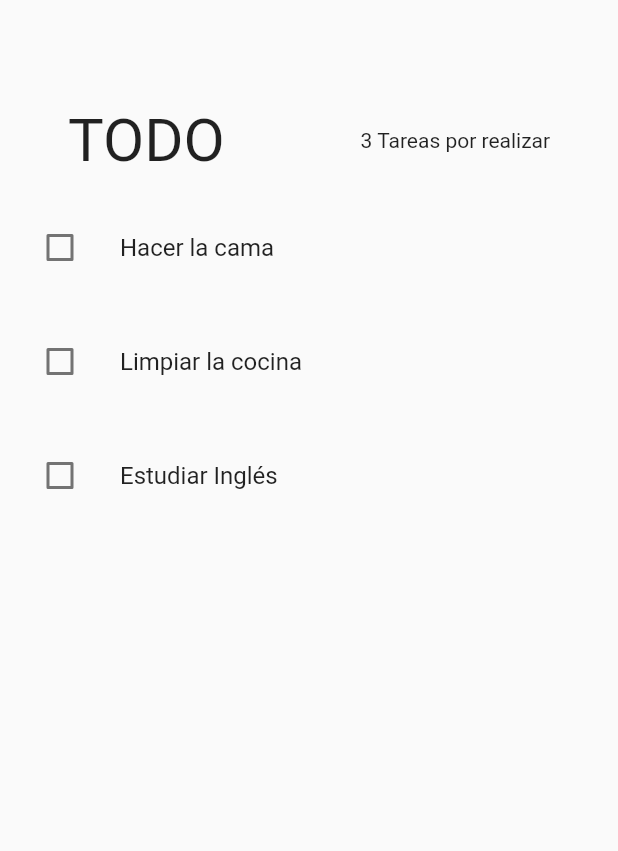
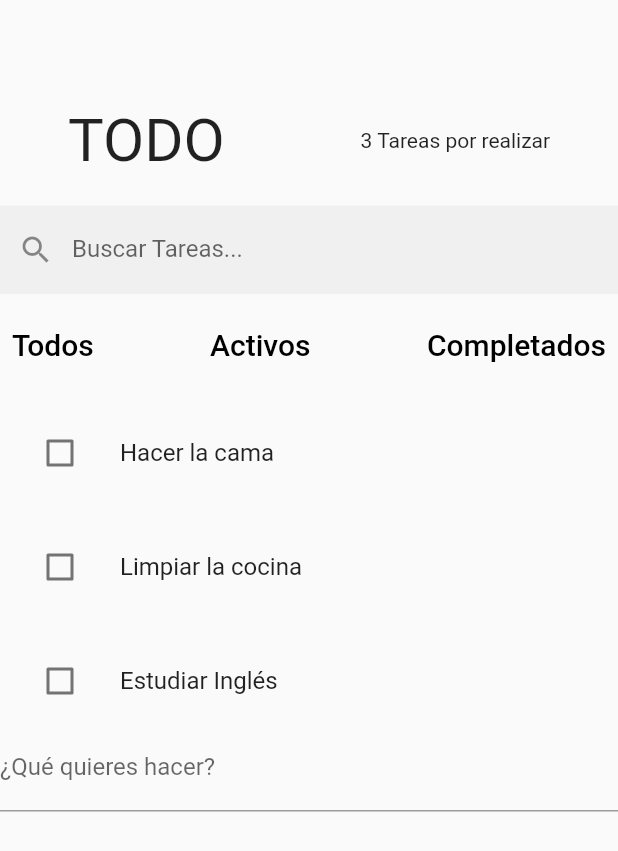
Before and after one commit to Flutteracademy-Doonamis/todo_cubit_doonamis, a Flutter app: the screen it shows after launch, on a phone screen of 412 x 824 dp. Shown: the top 851 px of the screen. Run offline on Flutter 3.47's test engine with Material 2 defaults, Android fonts, the phone set to English and light mode, and no system bars; our stand-ins replace flutter_bloc.

Commit message:
30 march 2023

```diff
--- a/lib/cubits/todo_list/todo_list_cubit.dart
+++ b/lib/cubits/todo_list/todo_list_cubit.dart
@@ -48,4 +48,39 @@ class TodoListCubit extends Cubit<TodoListState> {
       state.copyWith(activeTodoCount: activeTodoCount),
     );
   }
+
+  void addTodo(String todoDesc) {
+    final Todo newTodo = Todo(desc: todoDesc);
+    final List<Todo> newTodos = [...state.todos, newTodo];
+    emit(state.copyWith(todos: newTodos));
+    _calculateActiveCount();
+  }
+
+  void removeTodo(Todo todo) {
+    // final List<Todo> newTodos =
+    //     state.todos.where((Todo element) => element.id != todo.id).toList();
+
+    state.todos.remove(todo);
+
+    // initialTodos.remove(todo);
+
+    // final Todo newElement =
+    //     initialTodos.where((element) => todo.id == element.id).toList().first;
+
+    // print(newElement == todo);
+
+    emit(state.copyWith(todos: state.todos));
+    _calculateActiveCount();
+  }
+
+  void searchTodo(Todo todo) {
+    final List<Todo> newTodos = state.todos
+        .where((Todo element) => element.desc.contains(todo.desc))
+        .toList();
+
+    // print(newElement == todo);
+
+    emit(state.copyWith(todos: newTodos));
+    _calculateActiveCount();
+  }
 }
--- a/lib/ui/pages/todos_page.dart
+++ b/lib/ui/pages/todos_page.dart
@@ -1,6 +1,8 @@
 import 'package:flutter/material.dart';
 import 'package:flutter_bloc/flutter_bloc.dart';
 import 'package:todo_cubit_doonamis/cubits/todo_list/todo_list_cubit.dart';
+import 'package:todo_cubit_doonamis/ui/widgets/create_todo_widget.dart';
+import 'package:todo_cubit_doonamis/ui/widgets/search_filter_todo_widget.dart';
 import 'package:todo_cubit_doonamis/ui/widgets/show_todos_widget.dart';
 import 'package:todo_cubit_doonamis/ui/widgets/todo_header_widget.dart';
 
@@ -19,10 +21,17 @@ class TodosPage extends StatelessWidget {
             SizedBox(
               height: 70,
             ),
-            TodoHeaderWidget(),
+            TodoHeaderWidget(
+              activeTodoCount: state.activeTodoCount,
+            ),
+            SizedBox(
+              height: 20,
+            ),
+            SearchFilterTodoWidget(),
             ShowTodosWidget(
               todos: state.todos,
             ),
+            CreateTodoWidget(),
           ],
         ));
       },
--- /dev/null
+++ b/lib/ui/widgets/create_todo_widget.dart
@@ -0,0 +1,41 @@
+import 'package:flutter/material.dart';
+import 'package:flutter_bloc/flutter_bloc.dart';
+import 'package:todo_cubit_doonamis/cubits/todo_list/todo_list_cubit.dart';
+
+class CreateTodoWidget extends StatefulWidget {
+  const CreateTodoWidget({Key? key}) : super(key: key);
+
+  @override
+  State<CreateTodoWidget> createState() => _CreateTodoWidgetState();
+}
+
+class _CreateTodoWidgetState extends State<CreateTodoWidget> {
+  late TextEditingController createTodoController;
+
+  @override
+  void initState() {
+    createTodoController = TextEditingController();
+    super.initState();
+  }
+
+  @override
+  void dispose() {
+    createTodoController.dispose();
+    super.dispose();
+  }
+
+  @override
+  Widget build(BuildContext context) {
+    return TextField(
+      controller: createTodoController,
+      decoration: const InputDecoration(label: Text("¿Qué quieres hacer?")),
+      onSubmitted: (String? todoDesc) {
+        if (todoDesc != null) {
+          context.read<TodoListCubit>().addTodo(todoDesc);
+
+          createTodoController.clear();
+        }
+      },
+    );
+  }
+}
--- /dev/null
+++ b/lib/ui/widgets/search_filter_todo_widget.dart
@@ -0,0 +1,54 @@
+import 'package:flutter/material.dart';
+import 'package:todo_cubit_doonamis/models/todo_model.dart';
+
+class SearchFilterTodoWidget extends StatelessWidget {
+  const SearchFilterTodoWidget({Key? key}) : super(key: key);
+
+  @override
+  Widget build(BuildContext context) {
+    return Column(
+      children: [
+        TextField(
+          decoration: const InputDecoration(
+            labelText: 'Buscar Tareas...',
+            border: InputBorder.none,
+            filled: true,
+            prefixIcon: Icon(Icons.search),
+          ),
+          onChanged: (String? newSearchTerm) {
+            if (newSearchTerm != null) {}
+          },
+        ),
+        SizedBox(
+          height: 10,
+        ),
+        Row(
+          mainAxisAlignment: MainAxisAlignment.spaceBetween,
+          children: [
+            filterButton(context, Filter.all),
+            filterButton(context, Filter.active),
+            filterButton(context, Filter.completed),
+          ],
+        )
+      ],
+    );
+  }
+
+  Widget filterButton(context, Filter filter) {
+    return TextButton(
+      onPressed: () {},
+      child: Text(
+        filter == Filter.all
+            ? 'Todos'
+            : filter == Filter.active
+                ? 'Activos'
+                : 'Completados',
+        style: TextStyle(fontSize: 20, color: textColor(context, filter)),
+      ),
+    );
+  }
+
+  Color textColor(BuildContext context, Filter filter) {
+    return Colors.black;
+  }
+}
--- a/lib/ui/widgets/show_todos_widget.dart
+++ b/lib/ui/widgets/show_todos_widget.dart
@@ -1,4 +1,6 @@
 import 'package:flutter/material.dart';
+import 'package:flutter_bloc/flutter_bloc.dart';
+import 'package:todo_cubit_doonamis/cubits/todo_list/todo_list_cubit.dart';
 import 'package:todo_cubit_doonamis/models/todo_model.dart';
 import 'package:todo_cubit_doonamis/ui/widgets/todo_item_widget.dart';
 
@@ -8,6 +10,7 @@ class ShowTodosWidget extends StatelessWidget {
 
   @override
   Widget build(BuildContext context) {
+    TextEditingController textEditingController = TextEditingController();
     return ListView.builder(
       itemCount: todos.length,
       shrinkWrap: true,
@@ -18,12 +21,75 @@ class ShowTodosWidget extends StatelessWidget {
             SizedBox(
               height: 20,
             ),
-            TodoItemWidget(
-              todo: todos[index],
+            Dismissible(
+              key: ValueKey(todos[index].id),
+              background: showBackground(0),
+              secondaryBackground: showBackground(1),
+              onDismissed: (_) {
+                context.read<TodoListCubit>().removeTodo(todos[index]);
+              },
+              confirmDismiss: (_) {
+                return showDialog(
+                    context: context,
+                    builder: (context) {
+                      return AlertDialog(
+                        title: Text("¿Estás seguro de querer borrar? "),
+                        content: Text("Esta acción es permanente"),
+                        actions: [
+                          TextButton(
+                            onPressed: () {
+                              Navigator.pop(context, true);
+                            },
+                            child: Text("Si"),
+                          ),
+                          TextButton(
+                            onPressed: () {
+                              Navigator.pop(context, false);
+                            },
+                            child: Text("NO"),
+                          ),
+                        ],
+                      );
+                    });
+              },
+              child: TodoItemWidget(
+                todo: todos[index],
+                // changeTodoValue: () {
+                //   context.read<TodoListCubit>().editTodo(
+                //         todos[index].id,
+                //         textEditingController.text,
+                //       );
+                // },
+                toggleTodo: () {
+                  context.read<TodoListCubit>().toggleTodo(todos[index].id);
+                },
+                textEditingController: textEditingController,
+              ),
             ),
           ],
         );
       },
     );
   }
+
+  Widget showBackground(int direction) {
+    return Container(
+      margin: const EdgeInsets.all(4.0),
+      padding: const EdgeInsets.symmetric(horizontal: 10.0),
+      color: direction == 0 ? Colors.red : Colors.yellow,
+      alignment: direction == 0 ? Alignment.centerLeft : Alignment.centerRight,
+      child: Align(
+        alignment:
+            direction == 0 ? Alignment.centerLeft : Alignment.centerRight,
+        child: Padding(
+          padding: EdgeInsets.only(right: 20),
+          child: const Icon(
+            Icons.delete,
+            size: 30,
+            color: Colors.white,
+          ),
+        ),
+      ),
+    );
+  }
 }
--- a/lib/ui/widgets/todo_header_widget.dart
+++ b/lib/ui/widgets/todo_header_widget.dart
@@ -3,7 +3,9 @@ import 'package:flutter_bloc/flutter_bloc.dart';
 import 'package:todo_cubit_doonamis/cubits/todo_list/todo_list_cubit.dart';
 
 class TodoHeaderWidget extends StatelessWidget {
-  const TodoHeaderWidget({Key? key}) : super(key: key);
+  final int activeTodoCount;
+  const TodoHeaderWidget({Key? key, required this.activeTodoCount})
+      : super(key: key);
 
   @override
   Widget build(BuildContext context) {
@@ -14,8 +16,7 @@ class TodoHeaderWidget extends StatelessWidget {
           "TODO",
           style: TextStyle(fontSize: 40.0),
         ),
-        Text(
-            "${context.read<TodoListCubit>().state.activeTodoCount} Tareas por realizar")
+        Text("$activeTodoCount Tareas por realizar")
       ],
     );
   }
--- a/lib/ui/widgets/todo_item_widget.dart
+++ b/lib/ui/widgets/todo_item_widget.dart
@@ -1,33 +1,19 @@
 import 'package:flutter/material.dart';
-import 'package:flutter_bloc/flutter_bloc.dart';
-import 'package:todo_cubit_doonamis/cubits/todo_list/todo_list_cubit.dart';
 import 'package:todo_cubit_doonamis/models/todo_model.dart';
 
-class TodoItemWidget extends StatefulWidget {
+class TodoItemWidget extends StatelessWidget {
   final Todo todo;
+  final VoidCallback? changeTodoValue;
+  final VoidCallback? toggleTodo;
+  final TextEditingController textEditingController;
 
   const TodoItemWidget({
     Key? key,
     required this.todo,
+    this.changeTodoValue,
+    required this.textEditingController,
+    this.toggleTodo,
   }) : super(key: key);
-
-  @override
-  State<TodoItemWidget> createState() => _TodoItemWidgetState();
-}
-
-class _TodoItemWidgetState extends State<TodoItemWidget> {
-  late final TextEditingController editTodoController;
-  @override
-  void initState() {
-    editTodoController = TextEditingController();
-    super.initState();
-  }
-
-  @override
-  void dispose() {
-    editTodoController.dispose();
-    super.dispose();
-  }
 
   @override
   Widget build(BuildContext context) {
@@ -40,7 +26,7 @@ class _TodoItemWidgetState extends State<TodoItemWidget> {
               return AlertDialog(
                 title: Text("Editar Tarea"),
                 content: TextField(
-                  controller: editTodoController,
+                  controller: textEditingController,
                   autofocus: true,
                   // decoration: InputDecoration(
                   //   errorText:
@@ -52,12 +38,8 @@ class _TodoItemWidgetState extends State<TodoItemWidget> {
                   TextButton(
                     onPressed: () {
                       //CAMBIAR EL VALOR
-                      context.read<TodoListCubit>().editTodo(
-                            widget.todo.id,
-                            editTodoController.text,
-                          );
-
-                      editTodoController.clear();
+                      changeTodoValue ?? changeTodoValue!();
+                      textEditingController.clear();
                       Navigator.pop(context);
                     },
                     child: Text("ACEPTAR"),
@@ -70,15 +52,17 @@ class _TodoItemWidgetState extends State<TodoItemWidget> {
               );
             });
       },
-      title: Text(widget.todo.desc),
+      title: Text(todo.desc),
       leading: Checkbox(
         onChanged: (bool? checked) {
           // toggleTodo();
-          print(widget.todo.id);
-          print(checked);
-          context.read<TodoListCubit>().toggleTodo(widget.todo.id);
+          // print(todo.id);
+          // print(checked);
+
+          //if (toggleTodo != null) toggleTodo!();
+          toggleTodo?.call();
         },
-        value: widget.todo.completed,
+        value: todo.completed,
       ),
     );
   }
```
